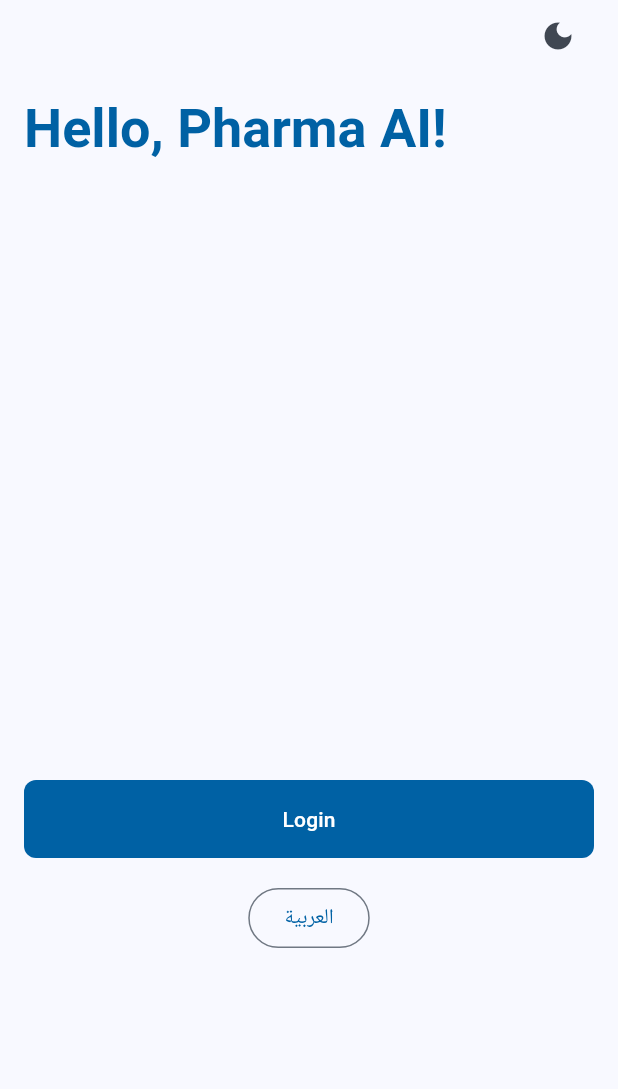
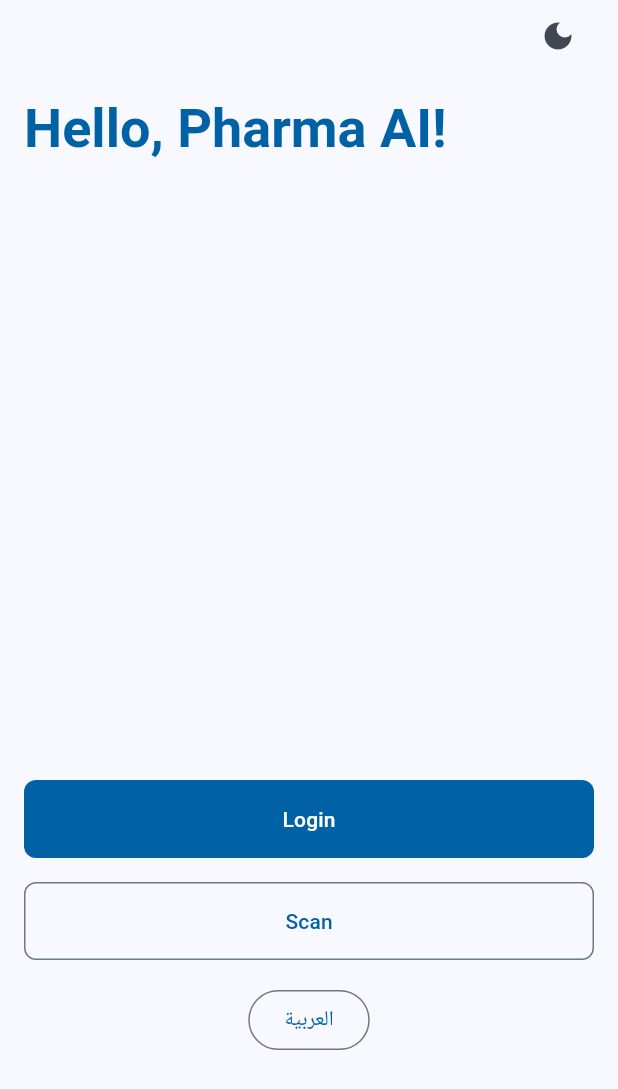
Before and after one commit to MohammadMarwan2005/pharma-ai, a Flutter app: the screen it shows after launch, on a phone screen of 412 x 824 dp. Shown: the top 1089 px of the screen. Run offline on Flutter 3.47's test engine with Material 3 defaults, Android fonts, the phone set to English and light mode, and no system bars; our stand-ins replace bloc, dio, flutter_bloc, flutter_secure_storage, freezed_annotation, get_it and 6 more; missing offline and left inert: cunning_document_scanner; generated files the repository leaves out were written again.

Commit message:
✅ Finished Scannig Feature

```diff
--- a/lib/presentation/feature/onboarding/onboarding_screen.dart
+++ b/lib/presentation/feature/onboarding/onboarding_screen.dart
@@ -51,6 +51,15 @@ class OnboardingScreen extends StatelessWidget {
                       text: "Login".tr(context),
                     ),
                     SizedBox(height: 16),
+                    AppButton(
+                      isSecondary: true,
+                      onPressed: () {
+                        localDataRepo.setOnboarded();
+                        context.goRoute(Routes.scan);
+                      },
+                      text: "Scan".tr(context),
+                    ),
+                    SizedBox(height: 16),
                     Center(child: SwitchLangLabel()),
                     SizedBox(height: 16),
                   ],
--- a/lib/presentation/lang/strings/ar_lang_map.dart
+++ b/lib/presentation/lang/strings/ar_lang_map.dart
@@ -19,5 +19,9 @@ const Map<String, String> _arLangMap = {
   "English": "الإنجليزية",
   "Current Language": "اللغة الحالية",
   "Hello, Pharma AI!": "مرحبا، Pharma AI!",
-  "Login": "تسجيل الدخول"
+  "Login": "تسجيل الدخول",
+  "No image returned from scanner.": "لم يتم إرجاع صورة من الماسح الضوئي.",
+  "Scanner error!": "خطأ في الماسح الضوئي!",
+  "Scanner error: {error}": "خطأ في الماسح الضوئي: {error}",
+  "Camera permission is denied.": "تم رفض إذن الكاميرا.",
 };
--- a/lib/presentation/lang/strings/en_lang_map.dart
+++ b/lib/presentation/lang/strings/en_lang_map.dart
@@ -1,3 +1,8 @@
 part of '../app_localization.dart';
 
-const Map<String, String> _enLangMap = {};
+const Map<String, String> _enLangMap = {
+  "No image returned from scanner.": "No image returned from scanner.",
+  "Scanner error!": "Scanner error!",
+  "Scanner error: {error}": "Scanner error: {error}",
+  "Camera permission is denied.": "Camera permission is denied.",
+};
--- a/lib/presentation/routing/app_router.dart
+++ b/lib/presentation/routing/app_router.dart
@@ -1,4 +1,5 @@
 import 'package:flutter/material.dart';
+import 'package:flutter_bloc/flutter_bloc.dart';
 import 'package:go_router/go_router.dart';
 import 'package:medi_note_reader/presentation/feature/home/home_screen.dart';
 import 'package:medi_note_reader/presentation/feature/login/login_screen.dart';
@@ -6,6 +7,9 @@ import 'package:medi_note_reader/presentation/routing/routes.dart';
 
 import '../../common/di/get_it.dart';
 import '../feature/onboarding/onboarding_screen.dart';
+import '../feature/scan/cubit/scan_cubit.dart';
+import '../feature/scan/scan_result_screen.dart';
+import '../feature/scan/scan_screen.dart';
 
 final GlobalKey<NavigatorState> goRouteRootNavigatorKey =
     GlobalKey<NavigatorState>();
@@ -20,13 +24,22 @@ final appRouter = GoRouter(
       path: Routes.onboarding,
       builder: (context, state) => OnboardingScreen(localDataRepo: getIt()),
     ),
+    GoRoute(path: Routes.home, builder: (context, state) => HomeScreen()),
+    GoRoute(path: Routes.login, builder: (context, state) => LoginScreen()),
     GoRoute(
-      path: Routes.home,
-      builder: (context, state) => HomeScreen(),
+      path: Routes.scan,
+      builder:
+          (context, state) => BlocProvider<ScanCubit>(
+            create: (context) => ScanCubit(),
+            child: ScanScreen(),
+          ),
     ),
     GoRoute(
-      path: Routes.login,
-      builder: (context, state) => LoginScreen(),
+      path: Routes.scanResult,
+      builder: (context, state) {
+        final imagePath = state.extra as String;
+        return ScanResultScreen(imagePath: imagePath);
+      },
     ),
   ],
 );
--- a/lib/presentation/routing/routes.dart
+++ b/lib/presentation/routing/routes.dart
@@ -2,4 +2,6 @@ sealed class Routes {
   static const onboarding = "/";
   static const home = "/home";
   static const login = "/login";
+  static const scan = "/scan";
+  static const scanResult = "/scan-result";
 }
--- a/lib/presentation/routing/routing_use_case.dart
+++ b/lib/presentation/routing/routing_use_case.dart
@@ -10,8 +10,8 @@ class RoutingUseCase {
   Future<String> getFirstRoute() async {
     final onboarded = _localDataRepo.hasOnboarded();
     if (!onboarded) return Routes.onboarding;
-    final hasToken = await _localDataRepo.hasToken();
-    if (!hasToken) return Routes.login;
-    return Routes.home;
+    // final hasToken = await _localDataRepo.hasToken();
+    // if (!hasToken) return Routes.login;
+    return Routes.scan;
   }
 }
```
Also changed, not shown: lib/domain/model/domain_error.dart (+28 -0 lines), lib/presentation/feature/home/home_screen.dart (+25 -3 lines), lib/presentation/feature/scan/cubit/scan_cubit.dart (added, +27 -0 lines), lib/presentation/feature/scan/cubit/scan_state.dart (added, +12 -0 lines), lib/presentation/feature/scan/scan_result_screen.dart (added, +43 -0 lines), lib/presentation/feature/scan/scan_screen.dart (added, +91 -0 lines), pubspec.yaml (+4 -12 lines), lib/presentation/feature/scan/cubit/scan_state.freezed.dart (added), pubspec.lock, 2 other files.
